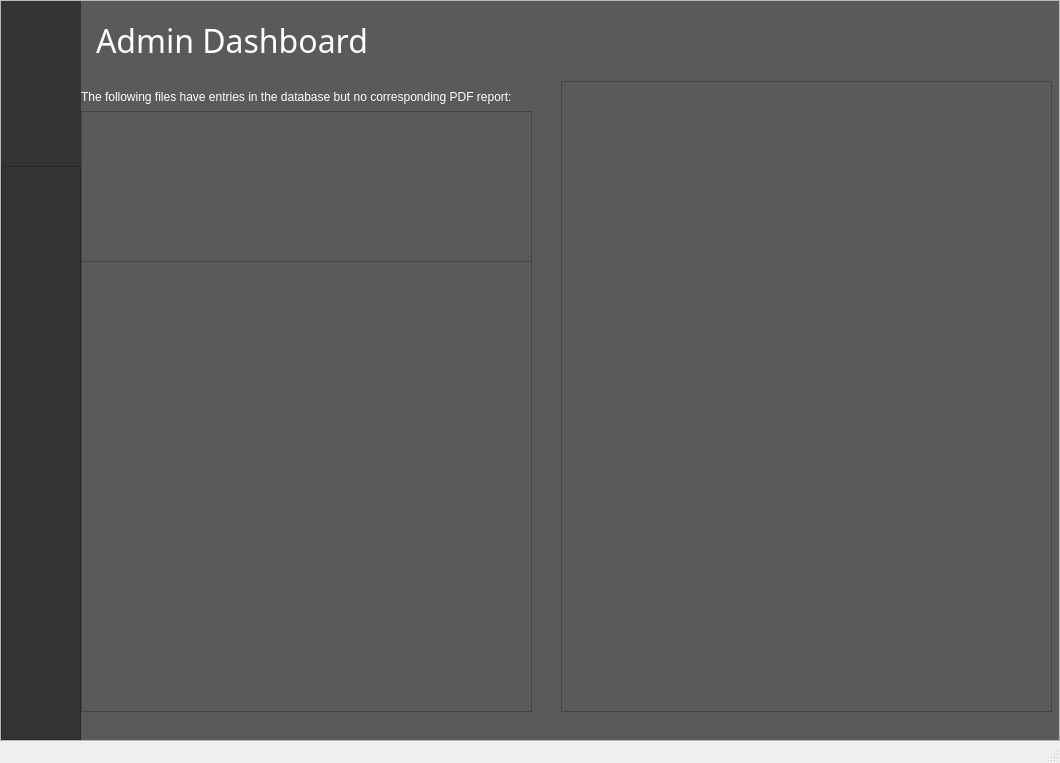
swklump/dslsa, file ui/main.ui: the form before one commit.
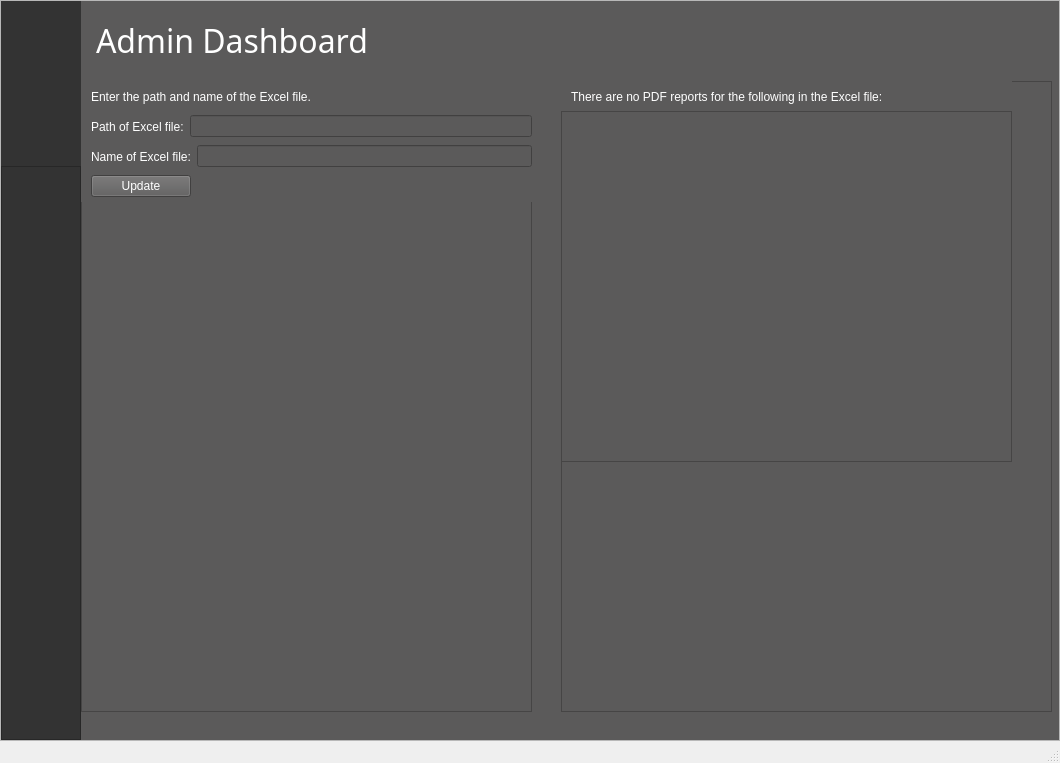
The form after the commit. The open tabs and pages were chosen to show the change. Icons and pictures are not drawn.

```diff
--- a/ui/main.ui
+++ b/ui/main.ui
@@ -1218,7 +1218,10 @@
                       <string notr="true">color:rgb(255,255,255);</string>
                      </property>
                      <property name="text">
-                      <string>The following files have entries in the database but no corresponding PDF report:</string>
+                      <string>Enter the path and name of the Excel file.</string>
+                     </property>
+                     <property name="indent">
+                      <number>10</number>
                      </property>
                     </widget>
                    </item>
@@ -1230,18 +1233,97 @@
                     <x>0</x>
                     <y>30</y>
                     <width>451</width>
-                    <height>151</height>
+                    <height>31</height>
                    </rect>
                   </property>
                   <layout class="QHBoxLayout" name="horizontalLayout_12">
+                   <property name="leftMargin">
+                    <number>10</number>
+                   </property>
                    <item>
-                    <widget class="QTextEdit" name="textEdit">
-                     <property name="html">
-                      <string>&lt;!DOCTYPE HTML PUBLIC &quot;-//W3C//DTD HTML 4.0//EN&quot; &quot;http://www.w3.org/TR/REC-html40/strict.dtd&quot;&gt;
-&lt;html&gt;&lt;head&gt;&lt;meta name=&quot;qrichtext&quot; content=&quot;1&quot; /&gt;&lt;style type=&quot;text/css&quot;&gt;
-p, li { white-space: pre-wrap; }
-&lt;/style&gt;&lt;/head&gt;&lt;body style=&quot; font-family:'MS Shell Dlg 2'; font-size:8.25pt; font-weight:400; font-style:normal;&quot;&gt;
-&lt;p style=&quot;-qt-paragraph-type:empty; margin-top:0px; margin-bottom:0px; margin-left:0px; margin-right:0px; -qt-block-indent:0; text-indent:0px;&quot;&gt;&lt;br /&gt;&lt;/p&gt;&lt;/body&gt;&lt;/html&gt;</string>
+                    <widget class="QLabel" name="label_5">
+                     <property name="styleSheet">
+                      <string notr="true">color: rgb(255, 255, 255);</string>
+                     </property>
+                     <property name="text">
+                      <string>Path of Excel file:</string>
+                     </property>
+                    </widget>
+                   </item>
+                   <item>
+                    <widget class="QLineEdit" name="line_excelpath">
+                     <property name="styleSheet">
+                      <string notr="true">color: rgb(255, 255, 255);</string>
+                     </property>
+                    </widget>
+                   </item>
+                  </layout>
+                 </widget>
+                 <widget class="QWidget" name="horizontalLayoutWidget_20">
+                  <property name="geometry">
+                   <rect>
+                    <x>0</x>
+                    <y>60</y>
+                    <width>451</width>
+                    <height>31</height>
+                   </rect>
+                  </property>
+                  <layout class="QHBoxLayout" name="horizontalLayout_35">
+                   <property name="leftMargin">
+                    <number>10</number>
+                   </property>
+                   <item>
+                    <widget class="QLabel" name="label_6">
+                     <property name="styleSheet">
+                      <string notr="true">color: rgb(255, 255, 255);</string>
+                     </property>
+                     <property name="text">
+                      <string>Name of Excel file:</string>
+                     </property>
+                    </widget>
+                   </item>
+                   <item>
+                    <widget class="QLineEdit" name="line_excelname">
+                     <property name="styleSheet">
+                      <string notr="true">color: rgb(255, 255, 255);</string>
+                     </property>
+                    </widget>
+                   </item>
+                  </layout>
+                 </widget>
+                 <widget class="QWidget" name="horizontalLayoutWidget_21">
+                  <property name="geometry">
+                   <rect>
+                    <x>0</x>
+                    <y>90</y>
+                    <width>451</width>
+                    <height>31</height>
+                   </rect>
+                  </property>
+                  <layout class="QHBoxLayout" name="horizontalLayout_36">
+                   <property name="leftMargin">
+                    <number>10</number>
+                   </property>
+                   <item>
+                    <widget class="QPushButton" name="btn_submitexcelpath">
+                     <property name="maximumSize">
+                      <size>
+                       <width>100</width>
+                       <height>16777215</height>
+                      </size>
+                     </property>
+                     <property name="styleSheet">
+                      <string notr="true">color: rgb(255, 255, 255);</string>
+                     </property>
+                     <property name="text">
+                      <string>Update</string>
+                     </property>
+                    </widget>
+                   </item>
+                   <item>
+                    <widget class="QLabel" name="label_excelmessage">
+                     <property name="text">
+                      <string/>
                      </property>
                     </widget>
                    </item>
@@ -1263,6 +1345,50 @@
                  <property name="frameShadow">
                   <enum>QFrame::Raised</enum>
                  </property>
+                 <widget class="QWidget" name="horizontalLayoutWidget_13">
+                  <property name="geometry">
+                   <rect>
+                    <x>0</x>
+                    <y>0</y>
+                    <width>451</width>
+                    <height>31</height>
+                   </rect>
+                  </property>
+                  <layout class="QHBoxLayout" name="horizontalLayout_18">
+                   <item>
+                    <widget class="QLabel" name="label_3">
+                     <property name="styleSheet">
+                      <string notr="true">color:rgb(255,255,255);</string>
+                     </property>
+                     <property name="text">
+                      <string>There are no PDF reports for the following in the Excel file:</string>
+                     </property>
+                     <property name="indent">
+                      <number>10</number>
+                     </property>
+                    </widget>
+                   </item>
+                  </layout>
+                 </widget>
+                 <widget class="QWidget" name="horizontalLayoutWidget_14">
+                  <property name="geometry">
+                   <rect>
+                    <x>0</x>
+                    <y>30</y>
+                    <width>451</width>
+                    <height>351</height>
+                   </rect>
+                  </property>
+                  <layout class="QHBoxLayout" name="horizontalLayout_19">
+                   <item>
+                    <widget class="QTextEdit" name="text_reportsnotinfolder">
+                     <property name="styleSheet">
+                      <string notr="true">color: rgb(255, 255, 255);</string>
+                     </property>
+                    </widget>
+                   </item>
+                  </layout>
+                 </widget>
                 </widget>
                </widget>
               </widget>
```
Left out of the diff: 14 changed lines with no effect on the pictures.
